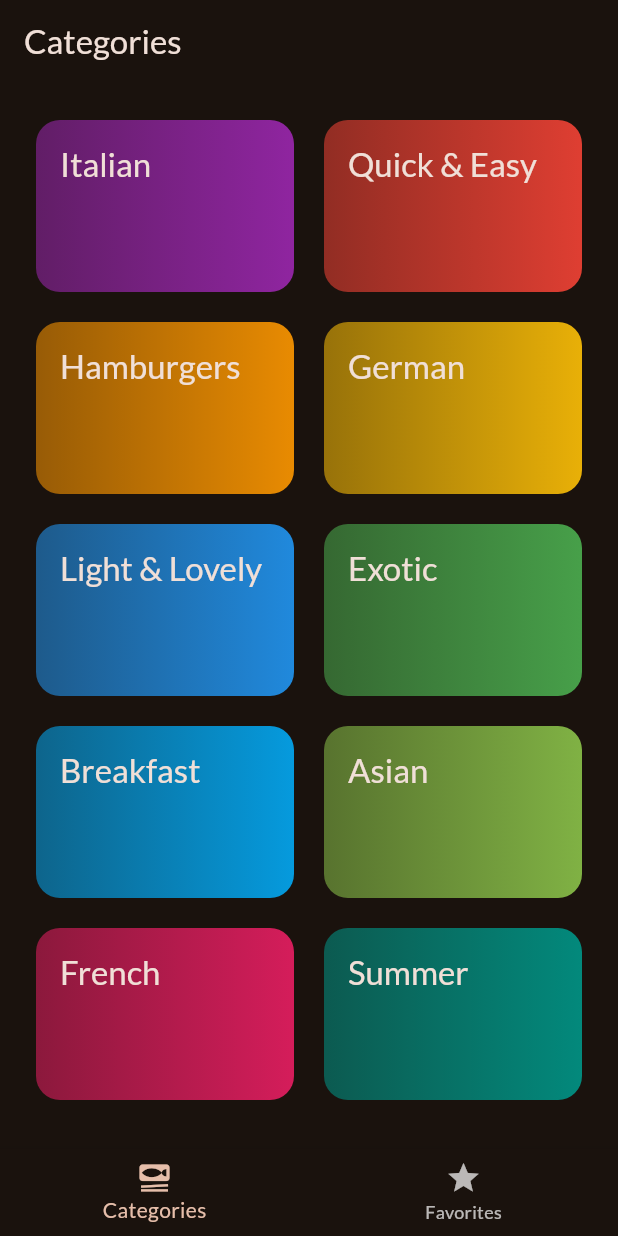
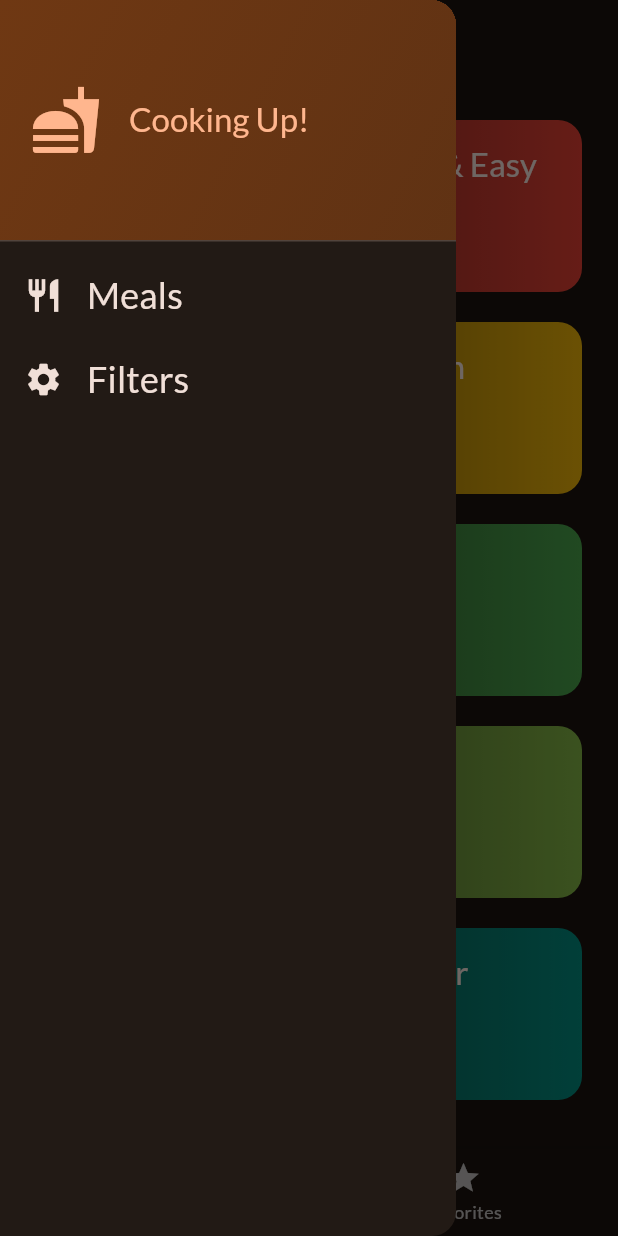
Before and after one commit to Sergio-Al/flutter_meals_app, a Flutter app: the screen it shows after launch, with the side drawer open (before the commit the screen has no drawer), on a phone screen of 412 x 824 dp. Run offline on Flutter 3.47's test engine with Material 2 defaults, Android fonts, the phone set to English and light mode, and no system bars; our stand-ins replace google_fonts, transparent_image.

Commit message:
Feat. Adding a side drawer

```diff
--- a/lib/screens/tabs.dart
+++ b/lib/screens/tabs.dart
@@ -3,6 +3,7 @@ import 'package:flutter/material.dart';
 import 'package:meals_app/screens/categories.dart';
 import 'package:meals_app/screens/meals.dart';
 import 'package:meals_app/models/meal.dart';
+import 'package:meals_app/widgets/main_drawer.dart';
 
 class TabsScreen extends StatefulWidget {
   const TabsScreen({super.key});
@@ -65,6 +66,7 @@ class _TabsScreenState extends State<TabsScreen> {
       appBar: AppBar(
         title: Text(activePageTitle),
       ),
+      drawer: const MainDrawer() ,
       body: activePage,
       bottomNavigationBar: BottomNavigationBar(
         onTap: _selectPage,
--- /dev/null
+++ b/lib/widgets/main_drawer.dart
@@ -0,0 +1,77 @@
+import 'package:flutter/material.dart';
+
+class MainDrawer extends StatelessWidget {
+  const MainDrawer({super.key});
+  @override
+  Widget build(BuildContext context) {
+    return Drawer(
+      child: Column(
+        children: [
+          DrawerHeader(
+            padding: const EdgeInsets.all(20),
+            decoration: BoxDecoration(
+              gradient: LinearGradient(
+                colors: [
+                  Theme.of(context).colorScheme.primaryContainer,
+                  Theme.of(context)
+                      .colorScheme
+                      .primaryContainer
+                      .withOpacity(0.8)
+                ],
+                begin: Alignment.topLeft,
+                end: Alignment.bottomRight,
+              ),
+            ),
+            child: Row(
+              children: [
+                Icon(
+                  Icons.fastfood,
+                  size: 48,
+                  color: Theme.of(context).colorScheme.primary,
+                ),
+                const SizedBox(
+                  width: 18,
+                ),
+                Text(
+                  'Cooking Up!',
+                  style: Theme.of(context)
+                      .textTheme
+                      .titleLarge!
+                      .copyWith(color: Theme.of(context).colorScheme.primary),
+                )
+              ],
+            ),
+          ),
+          ListTile(
+            leading: Icon(
+              Icons.restaurant,
+              size: 26,
+              color: Theme.of(context).colorScheme.onBackground,
+            ),
+            title: Text(
+              'Meals',
+              style: Theme.of(context).textTheme.titleSmall!.copyWith(
+                  color: Theme.of(context).colorScheme.onBackground,
+                  fontSize: 24),
+            ),
+            onTap: () {},
+          ),
+          ListTile(
+            leading: Icon(
+              Icons.settings,
+              size: 26,
+              color: Theme.of(context).colorScheme.onBackground,
+            ),
+            title: Text(
+              'Filters',
+              style: Theme.of(context).textTheme.titleSmall!.copyWith(
+                  color: Theme.of(context).colorScheme.onBackground,
+                  fontSize: 24),
+            ),
+            onTap: () {},
+          ),
+        ],
+      ),
+    );
+  }
+}
```
